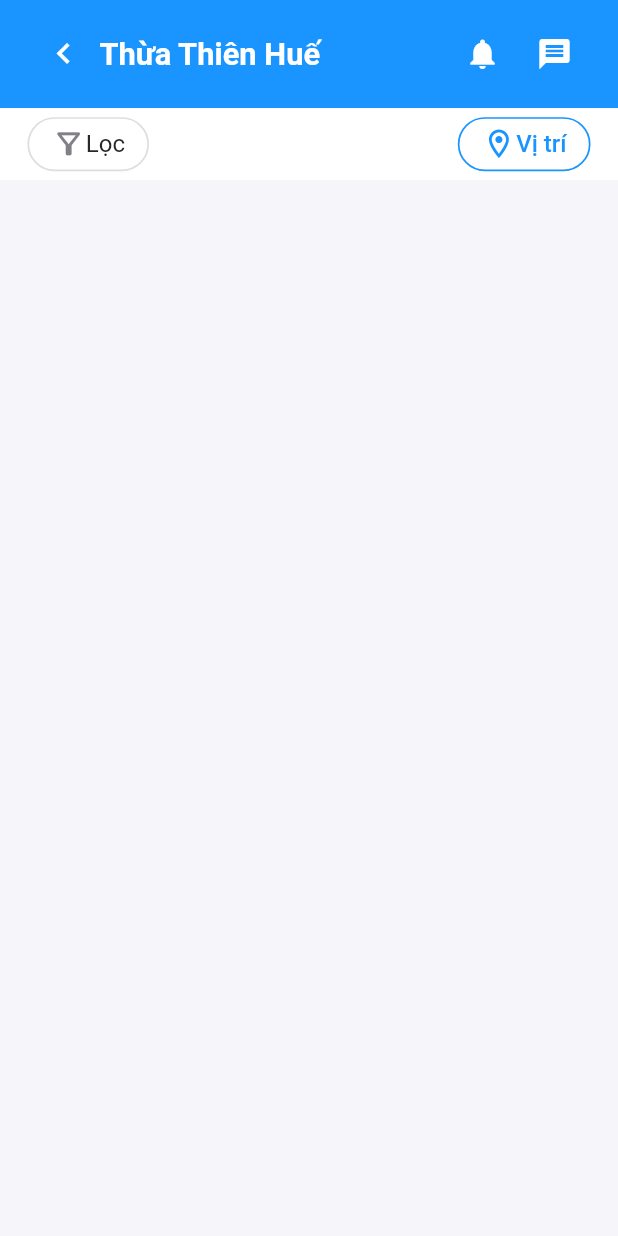
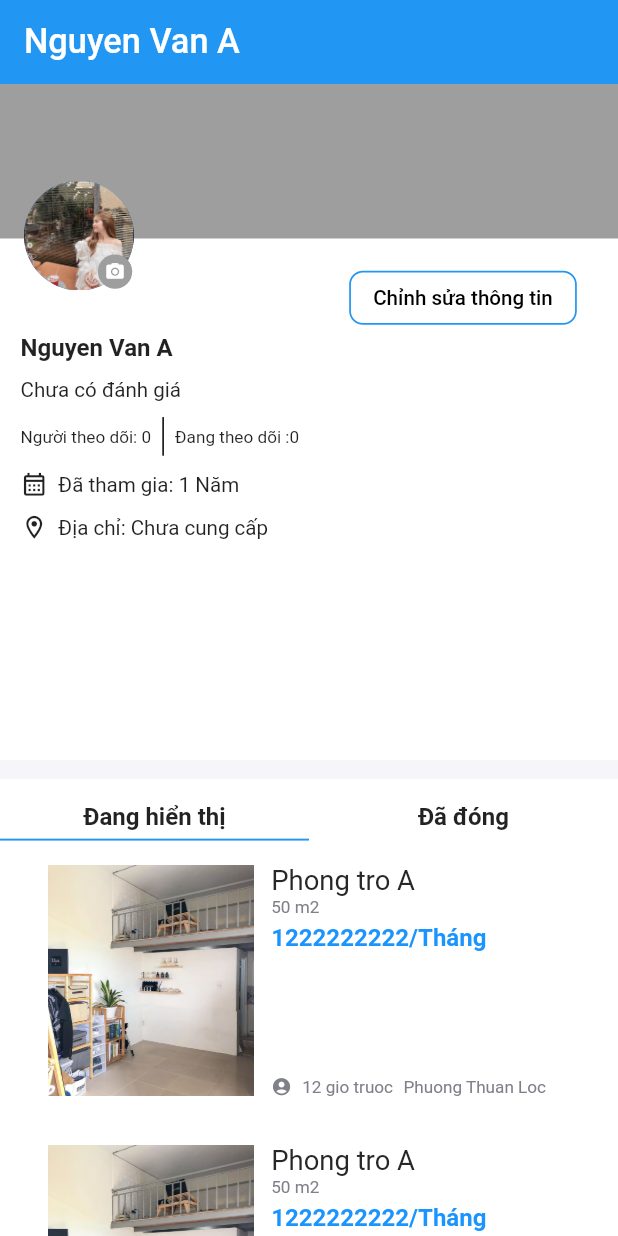
Before and after one commit to truongquochuy3001/TroTot, a Flutter app: the screen it shows after launch, on a phone screen of 412 x 824 dp. Run offline on Flutter 3.47's test engine with Material 2 defaults, Android fonts, the phone set to English and light mode, and no system bars; our stand-ins replace carousel_slider, cloud_firestore, firebase_auth, firebase_core, firebase_database, flutter_screenutil and 1 more; accounts and stored records are empty.

Commit message:
BuildUI ProfilePage

```diff
--- a/lib/main.dart
+++ b/lib/main.dart
@@ -9,6 +9,8 @@ import 'package:tro_tot_app/views/home_page.dart';
 import 'package:tro_tot_app/views/list_room_page.dart';
 import 'package:tro_tot_app/views/login_page.dart';
 import 'package:flutter_screenutil/flutter_screenutil.dart';
+import 'package:tro_tot_app/views/post_page.dart';
+import 'package:tro_tot_app/views/profile_page.dart';
 import 'package:tro_tot_app/views/room_detail.dart';
 
 void main() async {
@@ -54,7 +56,7 @@ class MyApp extends StatelessWidget {
           return MaterialApp(
             debugShowCheckedModeBanner: false,
             title: 'Login Demo',
-            home: ListRoomPage(),
+            home: ProfilePage(),
           );
         },
       ),
--- a/lib/views/post_page.dart
+++ b/lib/views/post_page.dart
@@ -1,6 +1,6 @@
 import 'package:flutter/material.dart';
 import 'package:flutter_screenutil/flutter_screenutil.dart';
-import 'package:dropdown_search/dropdown_search.dart';
+
 
 class PostPage extends StatefulWidget {
   const PostPage({Key? key}) : super(key: key);
--- /dev/null
+++ b/lib/views/profile_page.dart
@@ -0,0 +1,418 @@
+import 'package:flutter/material.dart';
+import 'package:flutter_screenutil/flutter_screenutil.dart';
+
+class ProfilePage extends StatefulWidget {
+  const ProfilePage({Key? key}) : super(key: key);
+
+  @override
+  State<ProfilePage> createState() => _ProfilePageState();
+}
+
+class _ProfilePageState extends State<ProfilePage> {
+  bool _isSelect = true;
+
+  @override
+  Widget build(BuildContext context) {
+    return Scaffold(
+      backgroundColor: const Color.fromARGB(255, 245, 245, 250),
+      appBar: AppBar(
+        elevation: 0,
+        backgroundColor: Colors.blue,
+        title: Text(
+          "Nguyen Van A",
+          style: TextStyle(
+            fontSize: 20.sp,
+          ),
+        ),
+      ),
+      body: SingleChildScrollView(
+        child: Column(
+          children: [
+            _userInfor(context),
+            SizedBox(
+              height: 10.h,
+            ),
+            _listPost(context),
+          ],
+        ),
+      ),
+    );
+  }
+
+  Widget _userInfor(BuildContext context) {
+    return Stack(
+      children: [
+        Container(
+          color: Colors.white,
+          width: 360.w,
+          height: 350.h,
+          child: Column(
+            children: [
+              Container(
+                width: 360.w,
+                height: 80.h,
+                color: Colors.grey,
+              ),
+              SizedBox(
+                height: 12.h,
+              ),
+              _userInforDetail(context),
+            ],
+          ),
+        ),
+        Positioned(
+          left: 14.w,
+          top: 50.h,
+          child: Stack(
+            children: [
+              CircleAvatar(
+                minRadius: 32.w,
+                backgroundImage: AssetImage("assets/images/avatar.png"),
+              ),
+              Positioned(
+                  bottom: -10.w,
+                  right: -10.w,
+                  child: ElevatedButton(
+                    style: ElevatedButton.styleFrom(
+                      elevation: 0,
+                      minimumSize: Size(20.w, 20.w),
+                      backgroundColor: Colors.grey,
+                      shape: CircleBorder(),
+                    ),
+                    onPressed: () {},
+                    child: Icon(
+                      Icons.camera_alt_rounded,
+                      size: 12.w,
+                    ),
+                  ))
+            ],
+          ),
+        ),
+      ],
+    );
+  }
+
+  Widget _userInforDetail(BuildContext context) {
+    return Expanded(
+      child: Container(
+        padding: EdgeInsets.only(left: 12.w, right: 12.w),
+        width: 360.w,
+        child: Column(
+          crossAxisAlignment: CrossAxisAlignment.start,
+          children: [
+            Row(
+              mainAxisAlignment: MainAxisAlignment.end,
+              children: [
+                ElevatedButton(
+                  style: ElevatedButton.styleFrom(
+                      elevation: 0,
+                      backgroundColor: Colors.white,
+                      shape: RoundedRectangleBorder(
+                          side: BorderSide(color: Colors.blue, width: 1.w),
+                          borderRadius: BorderRadius.circular(8.w))),
+                  onPressed: () {},
+                  child: Text(
+                    "Chỉnh sửa thông tin",
+                    style: TextStyle(color: Colors.black, fontSize: 12.sp),
+                  ),
+                ),
+                SizedBox(
+                  width: 12.w,
+                ),
+              ],
+            ),
+            Text(
+              "Nguyen Van A",
+              style: TextStyle(fontSize: 14.sp, fontWeight: FontWeight.w700),
+            ),
+            SizedBox(
+              height: 8.h,
+            ),
+            Text(
+              "Chưa có đánh giá",
+              style: TextStyle(fontSize: 12.sp),
+            ),
+            SizedBox(
+              height: 8.h,
+            ),
+            SizedBox(
+              width: 360.w,
+              height: 20.h,
+              child: Row(
+                children: [
+                  Text("Người theo dõi: " + "0",
+                      style: TextStyle(fontSize: 10.sp)),
+                  const VerticalDivider(
+                    color: Colors.black,
+                    thickness: 1,
+                  ),
+                  Text("Đang theo dõi :" + "0",
+                      style: TextStyle(fontSize: 10.sp)),
+                ],
+              ),
+            ),
+            SizedBox(
+              height: 8.h,
+            ),
+            Row(
+              children: [
+                Icon(
+                  Icons.calendar_month_outlined,
+                  size: 16.w,
+                ),
+                SizedBox(
+                  width: 6.w,
+                ),
+                Text(
+                  "Đã tham gia: ",
+                  style: TextStyle(fontSize: 12.sp),
+                ),
+                Text(
+                  "1 Năm ",
+                  style: TextStyle(fontSize: 12.sp),
+                ),
+              ],
+            ),
+            SizedBox(
+              height: 8.h,
+            ),
+            Row(
+              children: [
+                Icon(
+                  Icons.location_on_outlined,
+                  size: 16.w,
+                ),
+                SizedBox(
+                  width: 6.w,
+                ),
+                Text(
+                  "Địa chỉ: ",
+                  style: TextStyle(fontSize: 12.sp),
+                ),
+                Text(
+                  "Chưa cung cấp",
+                  style: TextStyle(fontSize: 12.sp),
+                ),
+              ],
+            )
+          ],
+        ),
+      ),
+    );
+  }
+
+  Widget _listPost(BuildContext context) {
+    return Container(
+      width: 360.w,
+      height: 400.h,
+      color: Colors.white,
+      child: Column(
+        children: [
+          SizedBox(
+            height: 12.h,
+          ),
+          Row(
+            children: [
+              Expanded(
+                child: GestureDetector(
+                    onTap: () {
+                      setState(() {
+                        _isSelect = true;
+                      });
+                    },
+                    child: Center(
+                      child: Text(
+                        "Đang hiển thị",
+                        style: TextStyle(
+                            fontSize: 14.sp, fontWeight: FontWeight.w700),
+                      ),
+                    )),
+              ),
+              Expanded(
+                child: GestureDetector(
+                  onTap: () {
+                    setState(() {
+                      _isSelect = false;
+                    });
+                  },
+                  child: Center(
+                    child: Text(
+                      "Đã đóng",
+                      style: TextStyle(
+                          fontSize: 14.sp, fontWeight: FontWeight.w700),
+                    ),
+                  ),
+                ),
+              ),
+            ],
+          ),
+          SizedBox(
+            height: 4.h,
+          ),
+          SizedBox(
+            width: 360.w,
+            child: AnimatedAlign(
+              alignment:
+                  _isSelect ? Alignment.centerLeft : Alignment.centerRight,
+              duration: const Duration(milliseconds: 300),
+              child: Container(
+                color: Colors.blue,
+                width: 180.w,
+                height: 1.h,
+              ),
+            ),
+          ),
+          Expanded(
+            child: ListView.builder(
+              // itemCount: 2,
+              shrinkWrap: true,
+              // physics: const NeverScrollableScrollPhysics(),
+              itemBuilder: (BuildContext context, int index) {
+                return Column(
+                  children: [
+                    // _roomInfor(context),
+                    _roomInfor(context),
+                    _roomInfor(context),
+                    _roomInfor(context),
+                    _roomInfor(context),
+                    _roomInfor(context),
+                    _roomInfor(context),
+                    _roomInfor(context),
+                    _roomInfor(context),
+                    _roomInfor(context),
+                    _roomInfor(context),
+                    _roomInfor(context),
+                    _roomInfor(context),
+                    _roomInfor(context),
+                    _roomInfor(context),
+                    _roomInfor(context),
+                    _roomInfor(context),
+                  ],
+                );
+              },
+            ),
+          ),
+          // _moreInfoButton(context)
+        ],
+      ),
+    );
+  }
+
+  Widget _roomInfor(BuildContext context) {
+    return Container(
+      decoration: BoxDecoration(
+        borderRadius: BorderRadius.circular(16.w),
+        color: const Color.fromARGB(255, 255, 255, 255),
+      ),
+      width: 328.w,
+      height: 145.h,
+      padding: EdgeInsets.all(12.w),
+      child: Row(
+        children: [
+          Image.asset(
+            "assets/images/image.jpg",
+            width: 120.w,
+            height: 120.h,
+            fit: BoxFit.fill,
+          ),
+          SizedBox(
+            width: 10.w,
+          ),
+          SizedBox(
+            width: 172.w,
+            height: 120.h,
+            child: Column(
+              crossAxisAlignment: CrossAxisAlignment.start,
+              mainAxisAlignment: MainAxisAlignment.spaceBetween,
+              children: [
+                SizedBox(
+                  child: Column(
+                    crossAxisAlignment: CrossAxisAlignment.start,
+                    children: [
+                      SizedBox(
+                        width: 172.w,
+                        child: Text(
+                          "Phong tro A",
+                          maxLines: 2,
+                          style: TextStyle(
+                            overflow: TextOverflow.ellipsis,
+                            fontSize: 16.sp,
+                            color: const Color.fromARGB(255, 39, 39, 42),
+                            fontWeight: FontWeight.w400,
+                          ),
+                        ),
+                      ),
+                      Text(
+                        "50" + " m2",
+                        style: TextStyle(
+                            fontSize: 10.sp,
+                            fontWeight: FontWeight.w400,
+                            color: const Color.fromARGB(255, 128, 128, 137),
+                            overflow: TextOverflow.ellipsis),
+                      ),
+                      SizedBox(
+                        height: 4.h,
+                      ),
+                      Text(
+                        "1222222222" + "/Tháng",
+                        style: TextStyle(
+                            color: const Color.fromARGB(255, 26, 148, 255),
+                            fontSize: 14.sp,
+                            overflow: TextOverflow.ellipsis,
+                            fontWeight: FontWeight.w700),
+                      ),
+                    ],
+                  ),
+                ),
+                Row(
+                  children: [
+                    Icon(
+                      Icons.account_circle_rounded,
+                      size: 12.w,
+                      color: const Color.fromARGB(255, 128, 128, 137),
+                    ),
+                    SizedBox(
+                      width: 6.w,
+                    ),
+                    Text(
+                      "12 gio truoc",
+                      softWrap: true,
+                      style: TextStyle(
+                        overflow: TextOverflow.ellipsis,
+                        fontSize: 10.sp,
+                        color: const Color.fromARGB(255, 128, 128, 137),
+                      ),
+                    ),
+                    SizedBox(
+                      width: 6.w,
+                    ),
+                    Expanded(
+                      child: Text(
+                        "Phuong Thuan Loc",
+                        style: TextStyle(
+                          fontSize: 10.sp,
+                          color: const Color.fromARGB(255, 128, 128, 137),
+                          overflow: TextOverflow.ellipsis,
+                        ),
+                      ),
+                    )
+                  ],
+                )
+              ],
+            ),
+          )
+        ],
+      ),
+    );
+  }
+
+  Widget _moreInfoButton(BuildContext context) {
+    return ElevatedButton(
+        style: ElevatedButton.styleFrom(
+          elevation: 0,
+          backgroundColor: Colors.white,
+        ),
+        onPressed: () {},
+        child: Text("Xem them"));
+  }
+}
```
Also changed, not shown: 1 other file.
